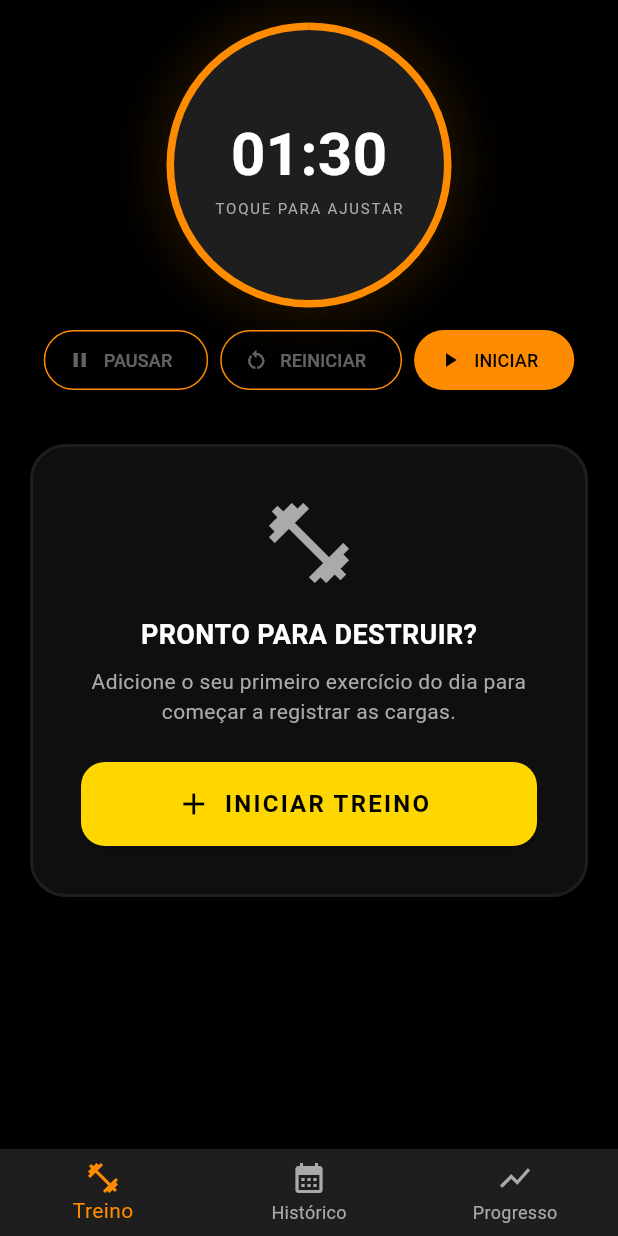
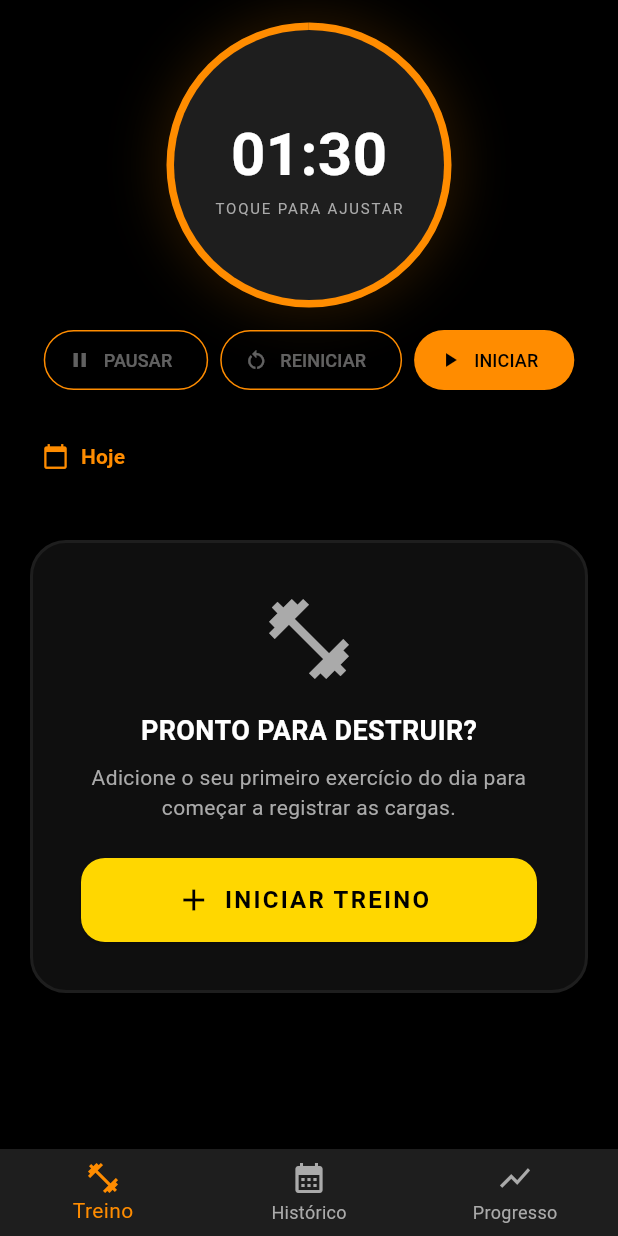
Before and after one commit to Luan-Diniz02/Gym_Saiyajin, a Flutter app: the screen it shows after launch, on a phone screen of 412 x 824 dp. Run offline on Flutter 3.47's test engine with Material 3 defaults, Android fonts, the phone set to English and light mode, and no system bars; our stand-ins replace fl_chart, shared_preferences, sqflite, vibration; accounts and stored records are empty.

Commit message:
feat: implementacao de seletor de data para registro de treinos retroativos
- Adicao da variavel `_dataSessao` ao TreinoController com getter formatado.
- Insercao de TextButton com DatePicker nativo (showDatePicker) na TreinoScreen.
- Passagem dinamica da data escolhida ao encapsular a SessaoTreino no metodo encerrarTreino.
- Regra de validacao impedindo selecao de datas no futuro.
- Reducao do texto de 'ENCERRAR TREINO DE [DATA]' para 'ENCERRAR TREINO ([DATA])'.
- Otimizacao do espaco horizontal na TreinoScreen, garantindo legibilidade e responsividade em dispositivos mobile menores.

```diff
--- a/lib/controllers/treino_controller.dart
+++ b/lib/controllers/treino_controller.dart
@@ -26,6 +26,7 @@ class TreinoController extends ChangeNotifier {
   int _tempoAtual = 90;
   bool _isTimerRodando = false;
   int _descansoFinalizadoEvento = 0;
+  DateTime _dataSessao = DateTime.now();
 
   final TextInputFormatter _pesoInputFormatter = TextInputFormatter.withFunction((oldValue, newValue) {
     final texto = newValue.text;
@@ -41,6 +42,18 @@ class TreinoController extends ChangeNotifier {
   int get tempoAtual => _tempoAtual;
   bool get isTimerRodando => _isTimerRodando;
   int get descansoFinalizadoEvento => _descansoFinalizadoEvento;
+  DateTime get dataSessao => _dataSessao;
+
+  String get dataSessaoFormatada {
+    if (_mesmoDia(_dataSessao, DateTime.now())) {
+      return 'Hoje';
+    }
+
+    final dia = _dataSessao.day.toString().padLeft(2, '0');
+    final mes = _dataSessao.month.toString().padLeft(2, '0');
+    final ano = _dataSessao.year.toString();
+    return '$dia/$mes/$ano';
+  }
 
   Exercicio? get exercicioAtual => _sessaoTreino.exercicioAtual;
   List<Exercicio> get exerciciosConcluidosHoje => UnmodifiableListView(_sessaoTreino.exerciciosConcluidosHoje);
@@ -58,6 +71,11 @@ class TreinoController extends ChangeNotifier {
     final minutos = totalSegundos ~/ 60;
     final segundos = totalSegundos % 60;
     return '${minutos.toString().padLeft(2, '0')}:${segundos.toString().padLeft(2, '0')}';
+  }
+
+  void alterarDataSessao(DateTime novaData) {
+    _dataSessao = DateTime(novaData.year, novaData.month, novaData.day);
+    notifyListeners();
   }
 
   void iniciarNovoExercicio(String nome, String grupo) {
@@ -92,7 +110,7 @@ class TreinoController extends ChangeNotifier {
     if (_sessaoTreino.exerciciosConcluidosHoje.isEmpty) return;
 
     final sessaoParaSalvar = SessaoTreino(
-      data: DateTime.now(),
+      data: _dataSessao,
       exerciciosConcluidosHoje: _sessaoTreino.exerciciosConcluidosHoje
           .map(
             (exercicio) => exercicio.copyWith(
@@ -109,6 +127,7 @@ class TreinoController extends ChangeNotifier {
     _timer?.cancel();
     _tempoAtual = _tempoDescansoPadrao;
     _isTimerRodando = false;
+    _dataSessao = DateTime.now();
     notifyListeners();
   }
 
@@ -225,6 +244,10 @@ class TreinoController extends ChangeNotifier {
     });
   }
 
+  bool _mesmoDia(DateTime a, DateTime b) {
+    return a.year == b.year && a.month == b.month && a.day == b.day;
+  }
+
   @override
   void dispose() {
     _timer?.cancel();
--- a/lib/screens/treino_screen.dart
+++ b/lib/screens/treino_screen.dart
@@ -120,6 +120,19 @@ class _TreinoScreenState extends State<TreinoScreen> {
     );
   }
 
+  Future<void> _selecionarDataSessao() async {
+    final dataEscolhida = await showDatePicker(
+      context: context,
+      initialDate: _controller.dataSessao,
+      firstDate: DateTime(2020),
+      lastDate: DateTime.now(),
+    );
+
+    if (dataEscolhida != null) {
+      _controller.alterarDataSessao(dataEscolhida);
+    }
+  }
+
   @override
   void dispose() {
     _controller.removeListener(_onControllerChanged);
@@ -131,6 +144,10 @@ class _TreinoScreenState extends State<TreinoScreen> {
     return ListenableBuilder(
       listenable: _controller,
       builder: (context, _) {
+        final textoEncerrarTreino = _controller.dataSessaoFormatada == 'Hoje'
+          ? 'ENCERRAR TREINO (HOJE)'
+          : 'ENCERRAR TREINO (${_controller.dataSessaoFormatada})';
+
         return SafeArea(
           child: SingleChildScrollView(
             padding: const EdgeInsets.all(20.0),
@@ -146,6 +163,22 @@ class _TreinoScreenState extends State<TreinoScreen> {
                   onPausar: _controller.pausarTimer,
                   onReiniciar: _controller.reiniciarTimer,
                   onIniciarOuContinuar: _controller.continuarTimer,
+                ),
+                const SizedBox(height: 16),
+                Align(
+                  alignment: Alignment.centerLeft,
+                  child: TextButton.icon(
+                    onPressed: _selecionarDataSessao,
+                    icon: const Icon(Icons.calendar_today, size: 18),
+                    label: Text(
+                      _controller.dataSessaoFormatada,
+                      style: const TextStyle(fontWeight: FontWeight.w700),
+                    ),
+                    style: TextButton.styleFrom(
+                      foregroundColor: AppColors.primary,
+                      padding: const EdgeInsets.symmetric(horizontal: 8, vertical: 6),
+                    ),
+                  ),
                 ),
                 const SizedBox(height: 32),
                 if (_controller.exerciciosConcluidosHoje.isNotEmpty) ...[
@@ -186,9 +219,9 @@ class _TreinoScreenState extends State<TreinoScreen> {
                         }
                       },
                       icon: const Icon(Icons.sports_score, size: 20),
-                      label: const Text(
-                        'ENCERRAR TREINO DE HOJE',
-                        style: TextStyle(fontSize: 14, fontWeight: FontWeight.bold, letterSpacing: 1.0),
+                      label: Text(
+                        textoEncerrarTreino,
+                        style: const TextStyle(fontSize: 14, fontWeight: FontWeight.bold, letterSpacing: 1.0),
                       ),
                       style: ElevatedButton.styleFrom(
                         backgroundColor: const Color(0xFFB71C1C),
```
Also changed, not shown: 1 other file.
